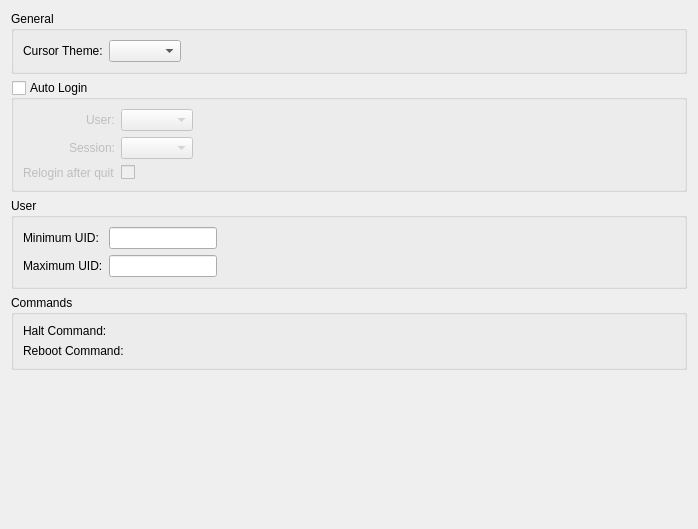
The window that src/ui/advanceconfig.ui (KDE/sddm-kcm) describes before a commit, drawn with Qt 5.
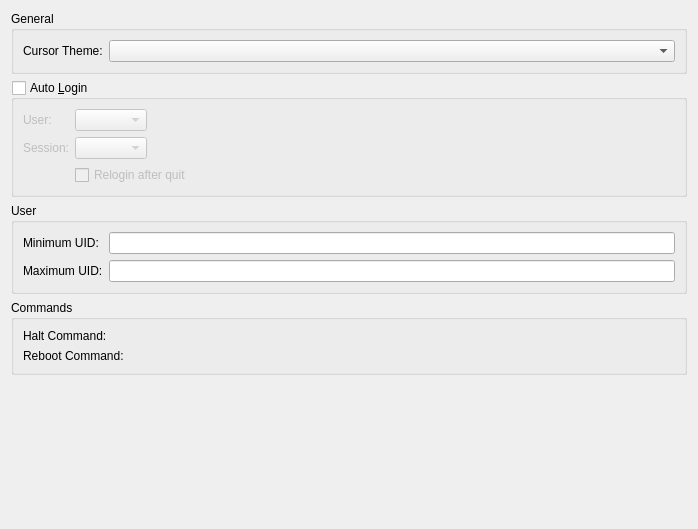
The same window after the commit. Custom widgets are drawn as their Qt base class.

Commit message: Use form layouts properly

```diff
--- a/src/ui/advanceconfig.ui
+++ b/src/ui/advanceconfig.ui
@@ -16,36 +16,16 @@
      <property name="title">
       <string>General</string>
      </property>
-     <layout class="QVBoxLayout" name="verticalLayout_5">
-      <item>
-       <layout class="QGridLayout" name="gridLayout_2">
-        <item row="0" column="2">
-         <widget class="QComboBox" name="cursorList"/>
-        </item>
-        <item row="0" column="3">
-         <spacer name="horizontalSpacer_3">
-          <property name="orientation">
-           <enum>Qt::Horizontal</enum>
-          </property>
-          <property name="sizeHint" stdset="0">
-           <size>
-            <width>40</width>
-            <height>20</height>
-           </size>
-          </property>
-         </spacer>
-        </item>
-        <item row="0" column="0" alignment="Qt::AlignRight">
+     <layout class="QFormLayout" name="formLayout">
+      <item row="0" column="0">
          <widget class="QLabel" name="label_4">
           <property name="text">
            <string>Cursor Theme:</string>
           </property>
          </widget>
         </item>
-        <item row="1" column="2">
-         <layout class="QHBoxLayout" name="horizontalLayout_2"/>
-        </item>
-       </layout>
+      <item row="0" column="1">
+       <widget class="QComboBox" name="cursorList"/>
       </item>
      </layout>
     </widget>
@@ -53,7 +33,7 @@
    <item>
     <widget class="QGroupBox" name="autoLogin">
      <property name="title">
-      <string>Auto Login</string>
+      <string>Auto &amp;Login</string>
      </property>
      <property name="checkable">
       <bool>true</bool>
@@ -61,43 +41,19 @@
      <property name="checked">
       <bool>false</bool>
      </property>
-     <layout class="QGridLayout" name="gridLayout_4">
-      <item row="0" column="1">
-       <widget class="QComboBox" name="userList"/>
-      </item>
-      <item row="0" column="2">
-       <spacer name="horizontalSpacer_2">
-        <property name="orientation">
-         <enum>Qt::Horizontal</enum>
-        </property>
-        <property name="sizeHint" stdset="0">
-         <size>
-          <width>40</width>
-          <height>20</height>
-         </size>
-        </property>
-       </spacer>
-      </item>
-      <item row="0" column="0" alignment="Qt::AlignRight">
+     <layout class="QFormLayout" name="formLayout_2">
+      <property name="fieldGrowthPolicy">
+       <enum>QFormLayout::ExpandingFieldsGrow</enum>
+      </property>
+      <item row="0" column="0">
        <widget class="QLabel" name="label_7">
         <property name="text">
          <string>User:</string>
         </property>
        </widget>
       </item>
-      <item row="2" column="0">
-       <widget class="QLabel" name="label_8">
-        <property name="text">
-         <string>Relogin after quit</string>
-        </property>
-       </widget>
-      </item>
-      <item row="2" column="1">
-       <widget class="QCheckBox" name="reloginAfterQuit">
-        <property name="text">
-         <string/>
-        </property>
-       </widget>
+      <item row="0" column="1">
+       <widget class="QComboBox" name="userList"/>
       </item>
       <item row="1" column="0">
        <widget class="QLabel" name="label_3">
@@ -112,18 +68,15 @@
       <item row="1" column="1">
        <widget class="QComboBox" name="sessionList"/>
       </item>
-      <item row="1" column="2">
-       <spacer name="horizontalSpacer">
-        <property name="orientation">
-         <enum>Qt::Horizontal</enum>
+      <item row="2" column="1">
+       <widget class="QCheckBox" name="reloginAfterQuit">
+        <property name="text">
+         <string>Relogin after quit</string>
         </property>
-        <property name="sizeHint" stdset="0">
-         <size>
-          <width>40</width>
-          <height>20</height>
-         </size>
-        </property>
-       </spacer>
+       </widget>
+      </item>
+      <item row="2" column="0">
+       <widget class="QWidget" name="widget" native="true"/>
       </item>
      </layout>
     </widget>
@@ -139,37 +92,15 @@
      <property name="title">
       <string>User</string>
      </property>
-     <layout class="QVBoxLayout" name="verticalLayout_3">
-      <item>
-       <layout class="QGridLayout" name="gridLayout_5">
-        <item row="2" column="2">
-         <spacer name="horizontalSpacer_5">
-          <property name="orientation">
-           <enum>Qt::Horizontal</enum>
-          </property>
-          <property name="sizeHint" stdset="0">
-           <size>
-            <width>40</width>
-            <height>20</height>
-           </size>
-          </property>
-         </spacer>
-        </item>
-        <item row="2" column="0">
-         <widget class="QLabel" name="label_5">
-          <property name="text">
-           <string>Maximum UID:</string>
-          </property>
-         </widget>
-        </item>
-        <item row="1" column="0">
+     <layout class="QFormLayout" name="formLayout_3">
+      <item row="0" column="0">
          <widget class="QLabel" name="label_6">
           <property name="text">
            <string>Minimum UID:</string>
           </property>
          </widget>
         </item>
-        <item row="1" column="1">
+      <item row="0" column="1">
          <widget class="QLineEdit" name="minimumUid">
           <property name="sizePolicy">
            <sizepolicy hsizetype="Preferred" vsizetype="Fixed">
@@ -182,20 +113,14 @@
           </property>
          </widget>
         </item>
-        <item row="1" column="2">
-         <spacer name="horizontalSpacer_4">
-          <property name="orientation">
-           <enum>Qt::Horizontal</enum>
-          </property>
-          <property name="sizeHint" stdset="0">
-           <size>
-            <width>40</width>
-            <height>20</height>
-           </size>
-          </property>
-         </spacer>
-        </item>
-        <item row="2" column="1">
+      <item row="1" column="0">
+       <widget class="QLabel" name="label_5">
+        <property name="text">
+         <string>Maximum UID:</string>
+        </property>
+       </widget>
+      </item>
+      <item row="1" column="1">
          <widget class="QLineEdit" name="maximumUid">
           <property name="sizePolicy">
            <sizepolicy hsizetype="Preferred" vsizetype="Fixed">
@@ -209,8 +134,6 @@
          </widget>
         </item>
        </layout>
-      </item>
-     </layout>
     </widget>
    </item>
    <item>
@@ -224,9 +147,14 @@
      <property name="title">
       <string>Commands</string>
      </property>
-     <layout class="QVBoxLayout" name="verticalLayout_2">
-      <item>
-       <layout class="QGridLayout" name="gridLayout">
+     <layout class="QFormLayout" name="formLayout_4">
+      <item row="0" column="0">
+       <widget class="QLabel" name="label">
+        <property name="text">
+         <string>Halt Command:</string>
+        </property>
+       </widget>
+      </item>
         <item row="0" column="1">
          <widget class="KUrlRequester" name="haltCommand"/>
         </item>
@@ -237,19 +165,10 @@
           </property>
          </widget>
         </item>
-        <item row="0" column="0">
-         <widget class="QLabel" name="label">
-          <property name="text">
-           <string>Halt Command:</string>
-          </property>
-         </widget>
-        </item>
         <item row="1" column="1">
          <widget class="KUrlRequester" name="rebootCommand"/>
         </item>
        </layout>
-      </item>
-     </layout>
     </widget>
    </item>
    <item>
@@ -270,7 +189,7 @@
  <customwidgets>
   <customwidget>
    <class>KUrlRequester</class>
-   <extends>QFrame</extends>
+   <extends>QWidget</extends>
    <header>kurlrequester.h</header>
    <container>1</container>
   </customwidget>
```
Lines whose indentation alone changed are shown as unchanged.
